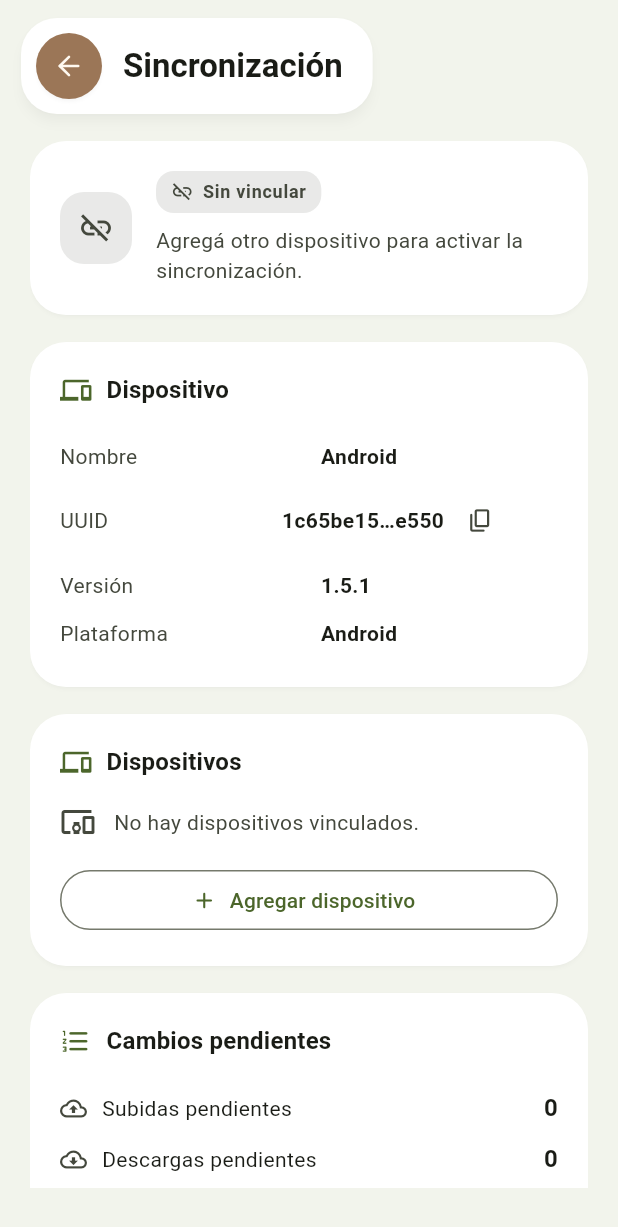
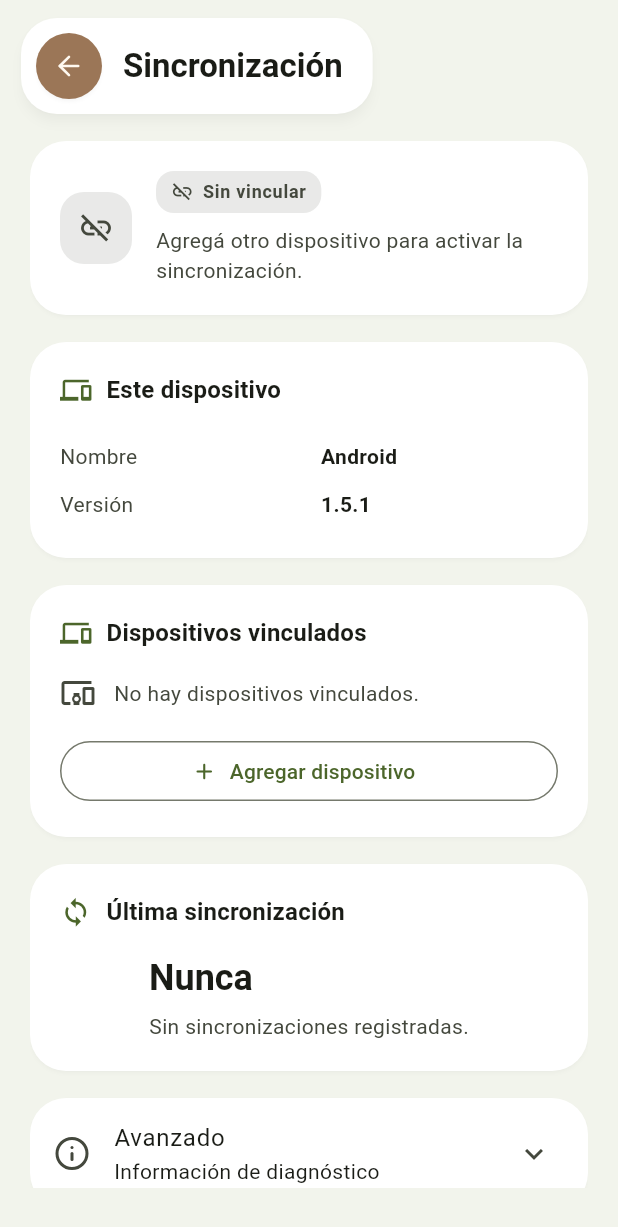
Before and after one commit to eljerexd/suelosar, a Flutter app: the SynchronizationScreen screen opened by its route, on a phone screen of 412 x 824 dp. Shown: the top 1227 px of the screen. Run offline on Flutter 3.47's test engine with Material 3 defaults, Android fonts, the phone set to English and light mode, and no system bars; our stand-ins replace device_info_plus, firebase_analytics, firebase_core, firebase_crashlytics, flutter_lucide, flutter_map and 7 more; missing offline and left inert: mobile_scanner, pdfrx, pmtiles, syncfusion_flutter_pdf, vector_tile, window_manager; accounts and stored records are empty; network calls fail; project files that could hold a hidden picture were left out.

Commit message:
feat: simplify synchronization settings UI

```diff
--- a/lib/screens/synchronization_screen.dart
+++ b/lib/screens/synchronization_screen.dart
@@ -138,12 +138,7 @@ class _SynchronizationScreenState extends State<SynchronizationScreen> {
                         Row(
                           crossAxisAlignment: CrossAxisAlignment.start,
                           children: [
-                            Expanded(
-                              child: _DeviceCard(
-                                service: _service,
-                                onCopyUuid: _copyDeviceUuid,
-                              ),
-                            ),
+                            Expanded(child: _DeviceCard(service: _service)),
                             const SizedBox(width: 18),
                             Expanded(
                               child: _DevicesCard(
@@ -157,10 +152,7 @@ class _SynchronizationScreenState extends State<SynchronizationScreen> {
                           ],
                         )
                       else ...[
-                        _DeviceCard(
-                          service: _service,
-                          onCopyUuid: _copyDeviceUuid,
-                        ),
+                        _DeviceCard(service: _service),
                         const SizedBox(height: 18),
                         _DevicesCard(
                           service: _pairingService,
@@ -171,36 +163,17 @@ class _SynchronizationScreenState extends State<SynchronizationScreen> {
                         ),
                       ],
                       const SizedBox(height: 18),
-                      if (wide)
-                        Row(
-                          crossAxisAlignment: CrossAxisAlignment.start,
-                          children: [
-                            Expanded(child: _OperationsCard(service: _service)),
-                            const SizedBox(width: 18),
-                            Expanded(child: _ConnectionCard(service: _service)),
-                          ],
-                        )
-                      else ...[
-                        _OperationsCard(service: _service),
-                        const SizedBox(height: 18),
-                        _ConnectionCard(service: _service),
-                      ],
-                      const SizedBox(height: 18),
                       _LastSyncCard(service: _service),
                       const SizedBox(height: 18),
-                      _ActionsCard(
+                      _AdvancedCard(
                         service: _service,
+                        onCopyUuid: _copyDeviceUuid,
+                        onReuploadLocalData: _confirmAndReuploadLocalData,
                         synchronizationEnabled: _pairingService.hasPeers,
                         feedback: _syncButtonFeedback,
                         onClear: _confirmAndClearQueue,
                         onSynchronize: _synchronizeNow,
                         onRetry: _retryFailedOperations,
-                      ),
-                      const SizedBox(height: 18),
-                      _AdvancedCard(
-                        service: _service,
-                        onCopyUuid: _copyDeviceUuid,
-                        onReuploadLocalData: _confirmAndReuploadLocalData,
                       ),
                     ],
                   );
@@ -676,23 +649,20 @@ class _InitialHistoryProgressRow extends StatelessWidget {
 }
 
 class _DeviceCard extends StatelessWidget {
-  const _DeviceCard({required this.service, required this.onCopyUuid});
+  const _DeviceCard({required this.service});
 
   final SynchronizationService service;
-  final VoidCallback onCopyUuid;
 
   @override
   Widget build(BuildContext context) {
     final device = service.device;
     return _SyncCard(
-      title: 'Dispositivo',
+      title: 'Este dispositivo',
       icon: AppIcons.device,
       child: Column(
         children: [
           _InfoRow(label: 'Nombre', value: _fallback(device.name)),
-          _UuidRow(uuid: device.uuid, onCopy: onCopyUuid),
           _InfoRow(label: 'Versión', value: _fallback(device.appVersion)),
-          _InfoRow(label: 'Plataforma', value: _fallback(device.platform)),
         ],
       ),
     );
@@ -718,7 +688,7 @@ class _DevicesCard extends StatelessWidget {
   Widget build(BuildContext context) {
     final devices = service.peers;
     return _SyncCard(
-      title: 'Dispositivos',
+      title: 'Dispositivos vinculados',
       icon: AppIcons.device,
       child: Column(
         crossAxisAlignment: CrossAxisAlignment.stretch,
@@ -944,51 +914,80 @@ class _SmallBadge extends StatelessWidget {
   }
 }
 
-class _OperationsCard extends StatelessWidget {
-  const _OperationsCard({required this.service});
+class _LastSyncCard extends StatelessWidget {
+  const _LastSyncCard({required this.service});
 
   final SynchronizationService service;
 
   @override
   Widget build(BuildContext context) {
+    final lastSync = service.lastSuccessfulAt;
     return _SyncCard(
-      title: 'Cambios pendientes',
-      icon: AppIcons.queue,
+      title: 'Última sincronización',
+      icon: AppIcons.synchronization,
+      child: AnimatedSwitcher(
+        duration: AppMotion.duration(
+          context,
+          const Duration(milliseconds: 200),
+        ),
         child: Column(
-        children: [
-          _MetricRow(
-            icon: AppIcons.upload,
-            label: 'Subidas pendientes',
-            value: service.pendingUploads,
-          ),
-          _MetricRow(
-            icon: AppIcons.download,
-            label: 'Descargas pendientes',
-            value: service.pendingDownloads,
-          ),
-          _MetricRow(
-            icon: AppIcons.refresh,
-            label: 'Reintentos',
-            value: service.retryCount,
-          ),
-          _MetricRow(
-            icon: AppIcons.queue,
-            label: 'Tamaño de cola',
-            value: service.queueSize,
-          ),
-        ],
-      ),
-    );
-  }
-}
-
-class _ConnectionCard extends StatelessWidget {
-  const _ConnectionCard({required this.service});
+          key: ValueKey(lastSync?.minute),
+          crossAxisAlignment: CrossAxisAlignment.start,
+          children: [
+            Text(
+              _relativeTime(lastSync),
+              style: Theme.of(
+                context,
+              ).textTheme.headlineSmall?.copyWith(fontWeight: FontWeight.w700),
+            ),
+            const SizedBox(height: 6),
+            Text(
+              lastSync == null
+                  ? 'Sin sincronizaciones registradas.'
+                  : _exactDateTime(lastSync),
+              style: Theme.of(context).textTheme.bodyMedium?.copyWith(
+                color: Theme.of(context).colorScheme.onSurfaceVariant,
+              ),
+            ),
+          ],
+        ),
+      ),
+    );
+  }
+}
+
+class _AdvancedCard extends StatelessWidget {
+  const _AdvancedCard({
+    required this.service,
+    required this.onCopyUuid,
+    required this.onReuploadLocalData,
+    required this.synchronizationEnabled,
+    required this.feedback,
+    required this.onSynchronize,
+    required this.onRetry,
+    required this.onClear,
+  });
 
   final SynchronizationService service;
-
-  @override
-  Widget build(BuildContext context) {
+  final VoidCallback onCopyUuid;
+  final VoidCallback onReuploadLocalData;
+  final bool synchronizationEnabled;
+  final _SyncButtonFeedback feedback;
+  final VoidCallback onSynchronize;
+  final VoidCallback onRetry;
+  final VoidCallback onClear;
+
+  @override
+  Widget build(BuildContext context) {
+    final busy =
+        const {
+          SyncStatus.scanning,
+          SyncStatus.preparing,
+          SyncStatus.uploading,
+          SyncStatus.downloading,
+        }.contains(service.engineStatus) ||
+        feedback == _SyncButtonFeedback.running;
+    final success = feedback == _SyncButtonFeedback.success;
     final waiting = service.engineStatus == SyncStatus.waitingConnection;
     final connection = waiting
         ? 'Esperando'
@@ -999,104 +998,55 @@ class _ConnectionCard extends StatelessWidget {
         service.isBackendConfigured &&
             !service.isBackendConnected &&
             service.lastError?.trim().isNotEmpty == true
-        ? 'Error de inicializaci\u00f3n'
+        ? 'Error de inicialización'
         : !service.isBackendConfigured
         ? 'No configurado'
         : service.isBackendConnected
         ? 'Conectado'
         : 'Esperando conexión';
     return _SyncCard(
-      title: 'Conexión y servicio',
-      icon: AppIcons.connection,
-      child: Column(
-        children: [
+      padding: EdgeInsets.zero,
+      child: ExpansionTile(
+        leading: const Icon(AppIcons.information),
+        title: const Text('Avanzado'),
+        subtitle: const Text('Información de diagnóstico'),
+        childrenPadding: const EdgeInsets.fromLTRB(20, 0, 20, 18),
+        children: [
+          const _AdvancedSectionLabel('Cambios pendientes'),
+          _MetricRow(
+            icon: AppIcons.upload,
+            label: 'Subidas pendientes',
+            value: service.pendingUploads,
+          ),
+          _MetricRow(
+            icon: AppIcons.download,
+            label: 'Descargas pendientes',
+            value: service.pendingDownloads,
+          ),
+          _MetricRow(
+            icon: AppIcons.refresh,
+            label: 'Reintentos',
+            value: service.retryCount,
+          ),
+          _MetricRow(
+            icon: AppIcons.queue,
+            label: 'Tamaño de cola',
+            value: service.queueSize,
+          ),
+          const Divider(height: 28),
+          const _AdvancedSectionLabel('Conexión y servicio'),
           _InfoRow(label: 'Conexión', value: connection),
           _InfoRow(label: 'Servicio', value: serviceStatus),
-        ],
-      ),
-    );
-  }
-}
-
-class _LastSyncCard extends StatelessWidget {
-  const _LastSyncCard({required this.service});
-
-  final SynchronizationService service;
-
-  @override
-  Widget build(BuildContext context) {
-    final lastSync = service.lastSuccessfulAt;
-    return _SyncCard(
-      title: 'Última sincronización',
-      icon: AppIcons.synchronization,
-      child: AnimatedSwitcher(
-        duration: AppMotion.duration(
-          context,
-          const Duration(milliseconds: 200),
-        ),
-        child: Column(
-          key: ValueKey(lastSync?.minute),
-          crossAxisAlignment: CrossAxisAlignment.start,
-          children: [
-            Text(
-              _relativeTime(lastSync),
-              style: Theme.of(
-                context,
-              ).textTheme.headlineSmall?.copyWith(fontWeight: FontWeight.w700),
-            ),
-            const SizedBox(height: 6),
-            Text(
-              lastSync == null
-                  ? 'Sin sincronizaciones registradas.'
-                  : _exactDateTime(lastSync),
-              style: Theme.of(context).textTheme.bodyMedium?.copyWith(
-                color: Theme.of(context).colorScheme.onSurfaceVariant,
-              ),
-            ),
-          ],
-        ),
-      ),
-    );
-  }
-}
-
-class _ActionsCard extends StatelessWidget {
-  const _ActionsCard({
-    required this.service,
-    required this.synchronizationEnabled,
-    required this.feedback,
-    required this.onSynchronize,
-    required this.onRetry,
-    required this.onClear,
-  });
-
-  final SynchronizationService service;
-  final bool synchronizationEnabled;
-  final _SyncButtonFeedback feedback;
-  final VoidCallback onSynchronize;
-  final VoidCallback onRetry;
-  final VoidCallback onClear;
-
-  @override
-  Widget build(BuildContext context) {
-    final busy =
-        const {
-          SyncStatus.scanning,
-          SyncStatus.preparing,
-          SyncStatus.uploading,
-          SyncStatus.downloading,
-        }.contains(service.engineStatus) ||
-        feedback == _SyncButtonFeedback.running;
-    final success = feedback == _SyncButtonFeedback.success;
-    return _SyncCard(
-      title: 'Acciones manuales',
-      icon: AppIcons.refresh,
-      child: Wrap(
+          const Divider(height: 28),
+          const _AdvancedSectionLabel('Acciones manuales'),
+          Wrap(
             spacing: 10,
             runSpacing: 10,
             children: [
               FilledButton(
-            onPressed: busy || !synchronizationEnabled ? null : onSynchronize,
+                onPressed: busy || !synchronizationEnabled
+                    ? null
+                    : onSynchronize,
                 child: AnimatedSwitcher(
                   duration: AppMotion.duration(
                     context,
@@ -1133,7 +1083,9 @@ class _ActionsCard extends StatelessWidget {
                 ),
               ),
               OutlinedButton.icon(
-            onPressed: busy || !service.hasFailedOperations ? null : onRetry,
+                onPressed: busy || !service.hasFailedOperations
+                    ? null
+                    : onRetry,
                 icon: const Icon(AppIcons.refresh),
                 label: const Text('Reintentar fallos'),
               ),
@@ -1144,31 +1096,12 @@ class _ActionsCard extends StatelessWidget {
               ),
             ],
           ),
-    );
-  }
-}
-
-class _AdvancedCard extends StatelessWidget {
-  const _AdvancedCard({
-    required this.service,
-    required this.onCopyUuid,
-    required this.onReuploadLocalData,
-  });
-
-  final SynchronizationService service;
-  final VoidCallback onCopyUuid;
-  final VoidCallback onReuploadLocalData;
-
-  @override
-  Widget build(BuildContext context) {
-    return _SyncCard(
-      padding: EdgeInsets.zero,
-      child: ExpansionTile(
-        leading: const Icon(AppIcons.information),
-        title: const Text('Avanzado'),
-        subtitle: const Text('Información de diagnóstico'),
-        childrenPadding: const EdgeInsets.fromLTRB(20, 0, 20, 18),
-        children: [
+          const Divider(height: 28),
+          const _AdvancedSectionLabel('Diagnóstico'),
+          _InfoRow(
+            label: 'Plataforma',
+            value: _fallback(service.device.platform),
+          ),
           _InfoRow(label: 'SyncEngine', value: service.engineStatus.name),
           _InfoRow(label: 'Backend adapter', value: service.backendAdapter),
           _InfoRow(
@@ -1214,6 +1147,26 @@ class _AdvancedCard extends StatelessWidget {
             ),
           ),
         ],
+      ),
+    );
+  }
+}
+
+class _AdvancedSectionLabel extends StatelessWidget {
+  const _AdvancedSectionLabel(this.label);
+
+  final String label;
+
+  @override
+  Widget build(BuildContext context) {
+    return Padding(
+      padding: const EdgeInsets.only(bottom: 8),
+      child: Text(
+        label,
+        style: Theme.of(context).textTheme.labelLarge?.copyWith(
+          fontWeight: FontWeight.w700,
+          color: Theme.of(context).colorScheme.onSurfaceVariant,
+        ),
       ),
     );
   }
```
Also changed, not shown: 1 other file. Lines whose indentation alone changed are shown as unchanged.
